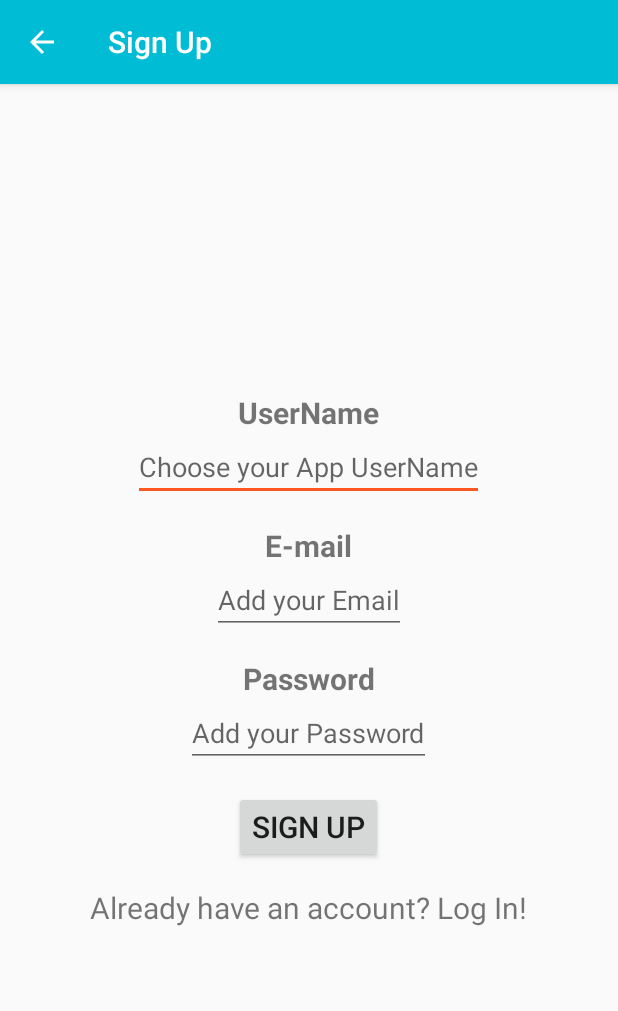
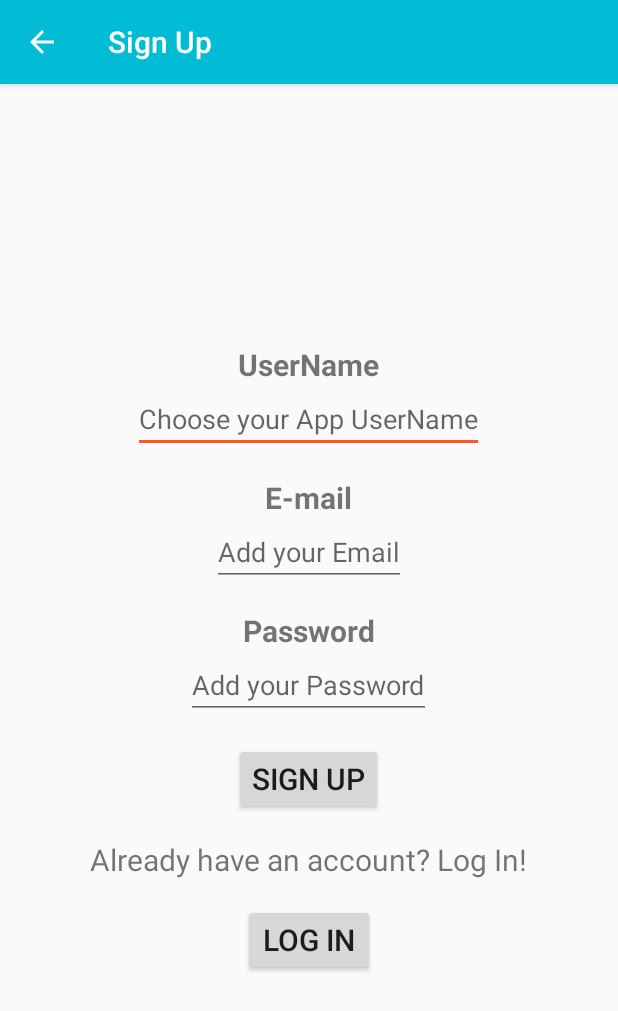
Before and after one commit to OscarEspejoSagues/SocialApp, an Android app: the SignUpActivity screen opened directly, with no data from a screen before it, on a phone screen of 412 x 824 dp. Shown: the top 1011 px of the screen. Run offline under Robolectric (Android 15) with nearby library versions, the phone set to English and light mode, and no system bars; our stand-ins replace Firebase (no records; nobody signed in at launch, a user with empty details on screens opened directly).

Commit message:
Added Log In Crashes but its added

```diff
--- a/Mysocialweb/app/src/main/java/com/social/oscarespejosagues/mysocialweb/HomeFragment.kt
+++ b/Mysocialweb/app/src/main/java/com/social/oscarespejosagues/mysocialweb/HomeFragment.kt
@@ -93,7 +93,7 @@ class HomeFragment : Fragment() {
                     pulltorefresh.isRefreshing = false;
                 }
             }else{
-                //TODO HOLY SHIT OH MY GOOOOOOOOOOD
+                //TODO errors
                 pulltorefresh.isRefreshing = false;
             }
         }
--- a/Mysocialweb/app/src/main/java/com/social/oscarespejosagues/mysocialweb/SignUpActivity.kt
+++ b/Mysocialweb/app/src/main/java/com/social/oscarespejosagues/mysocialweb/SignUpActivity.kt
@@ -8,6 +8,7 @@ import android.widget.Toast
 import com.google.firebase.auth.FirebaseAuth
 import com.google.firebase.firestore.FirebaseFirestore
 import kotlinx.android.synthetic.main.activity_sign_up.*
+
 
 class SignUpActivity : AppCompatActivity() {
 
@@ -58,8 +59,13 @@ class SignUpActivity : AppCompatActivity() {
         }
 
 
-        gotologin.setOnClickListener{
-            //TODO: Make the login
+        sloginButton.setOnClickListener{
+            val loginIntent = Intent(
+                this,
+                LogInActivity::class.java
+            )
+            startActivity(loginIntent)
+            return@setOnClickListener
         }
     }
 }
--- a/Mysocialweb/app/src/main/res/layout/activity_sign_up.xml
+++ b/Mysocialweb/app/src/main/res/layout/activity_sign_up.xml
@@ -76,6 +76,13 @@
             android:layout_marginTop="@dimen/margin"
             android:textSize="@dimen/fontsize"
             android:text="@string/goto_login"/>
+    <Button
+            android:id="@+id/sloginButton"
+            android:layout_width="wrap_content"
+            android:layout_height="wrap_content"
+            android:layout_marginTop="@dimen/margin"
+            android:textSize="@dimen/fontsize"
+            android:text="Log In"/>
 
     <ProgressBar
             android:id="@+id/progressbar"
--- a/Mysocialweb/app/src/main/res/layout/fragment_user.xml
+++ b/Mysocialweb/app/src/main/res/layout/fragment_user.xml
@@ -10,6 +10,7 @@
             android:id="@+id/signupB"
             android:layout_width="wrap_content"
             android:layout_height="wrap_content"
+            android:layout_gravity="center"
             android:text="Sign Up Buddy"/>
 
     <LinearLayout
```
Also changed, not shown: Mysocialweb/app/src/main/java/com/social/oscarespejosagues/mysocialweb/LogInActivity.kt (added, +22 -0 lines), Mysocialweb/app/src/main/java/com/social/oscarespejosagues/mysocialweb/UserFragment.kt (+8 -0 lines), Mysocialweb/app/src/main/res/layout/activity_log_in.xml (added, +53 -0 lines).
